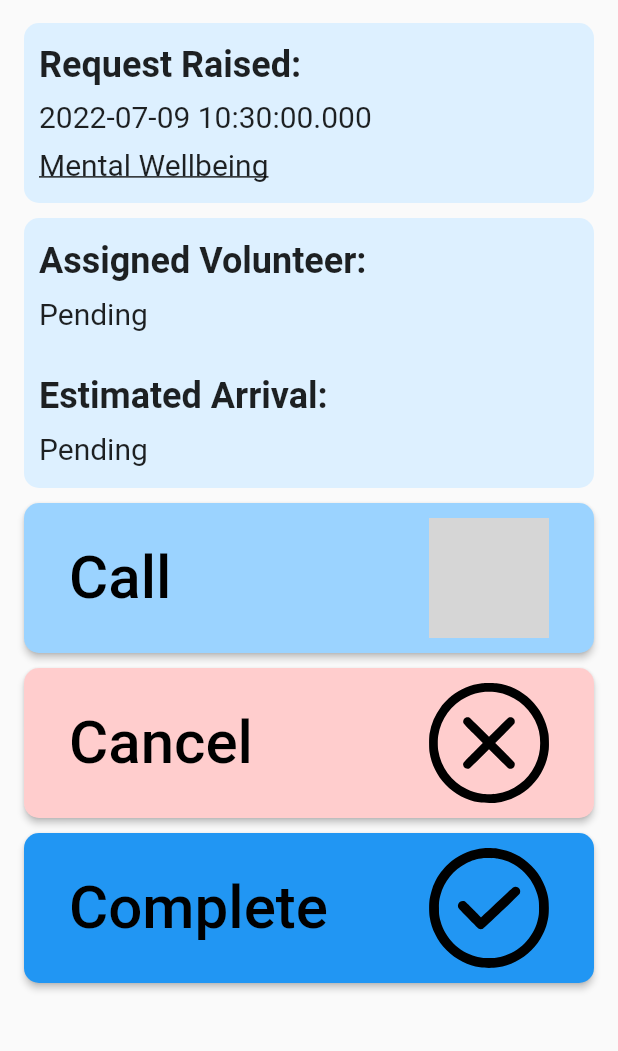
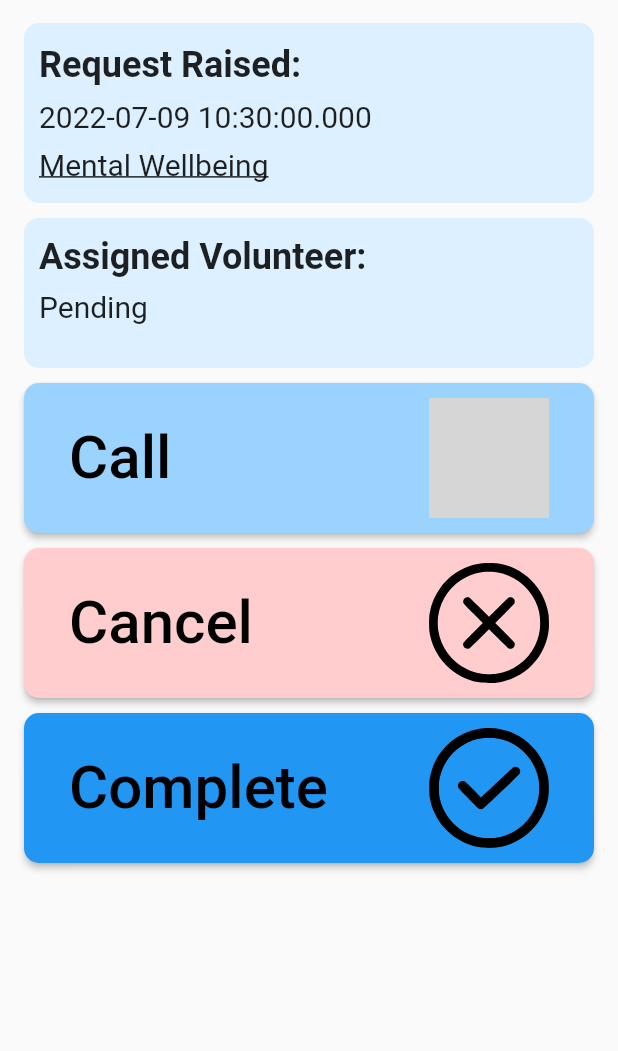
Before and after one commit to tchiong/lifehack2022, a Flutter app: the BeneficiaryRequestScreen screen opened directly with empty values, on a phone screen of 412 x 824 dp, the part 133-1184 px from its top. Run offline on Flutter 3.47's test engine with Material 2 defaults, Android fonts, the phone set to English and light mode, and no system bars; our stand-ins replace firebase_core, firebase_database, flutter_svg; accounts and stored records are empty; grey boxes are pictures that could not be loaded.

Commit message:
Update beneficiary_request_screen.dart

```diff
--- a/kindness_network/lib/beneficiary_screen/beneficiary_request_screen.dart
+++ b/kindness_network/lib/beneficiary_screen/beneficiary_request_screen.dart
@@ -102,7 +102,7 @@ class _BeneficiaryRequestScreenState extends State<BeneficiaryRequestScreen> {
                         BorderRadius.all(Radius.circular(defaultRadius)),
                   ),
                   width: double.infinity,
-                  height: 180,
+                  height: 100,
                   child: Column(
                     crossAxisAlignment: CrossAxisAlignment.start,
                     mainAxisAlignment: MainAxisAlignment.spaceEvenly,
@@ -116,12 +116,6 @@ class _BeneficiaryRequestScreenState extends State<BeneficiaryRequestScreen> {
                       SizedBox(
                         height: 10,
                       ),
-                      Text("Estimated Arrival:",
-                          style: TextStyle(
-                              fontSize: 24, fontWeight: FontWeight.w600)),
-                      Text("Pending",
-                          style: TextStyle(
-                              fontSize: 20, fontWeight: FontWeight.w400)),
                     ],
                   ),
                 ),
```
